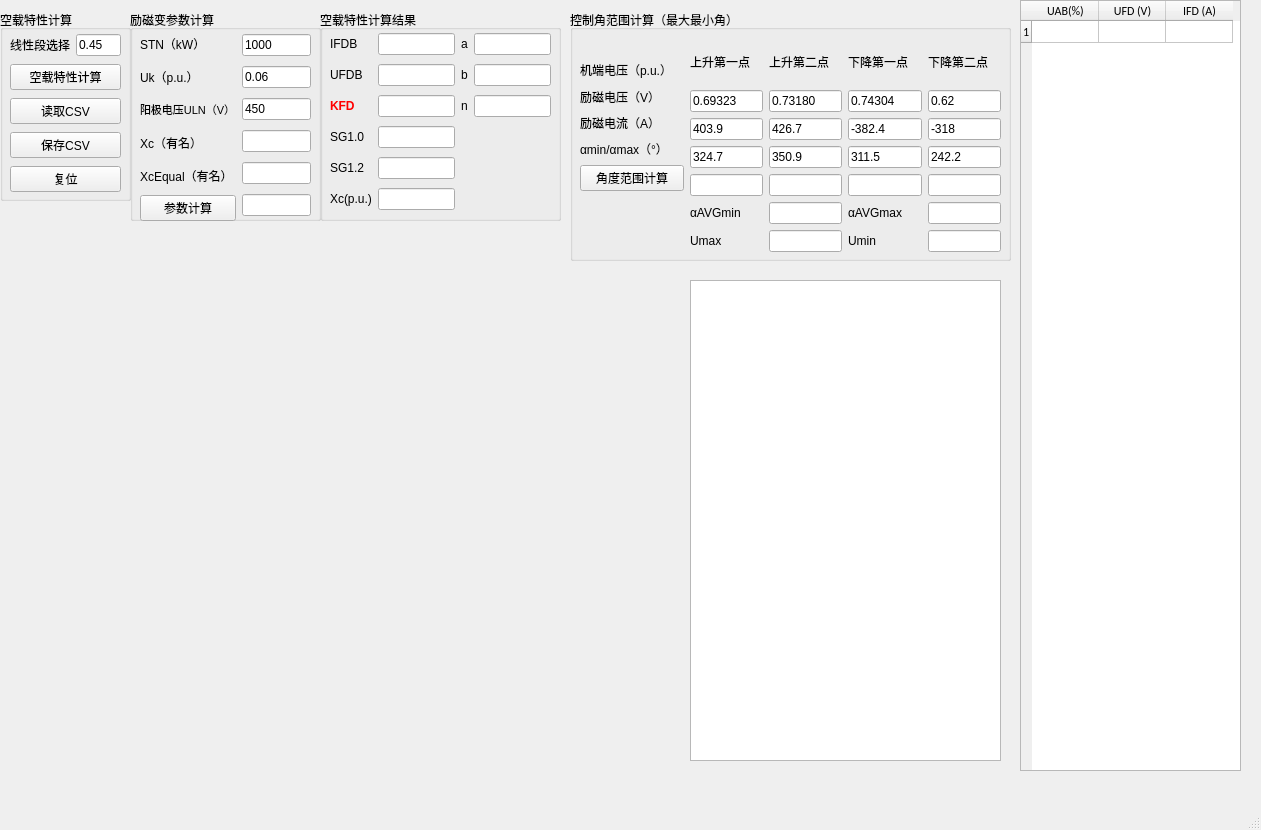
Qt form kongzaiQMainWindow.ui (fly1057/noloadcharacteristic) before a commit.
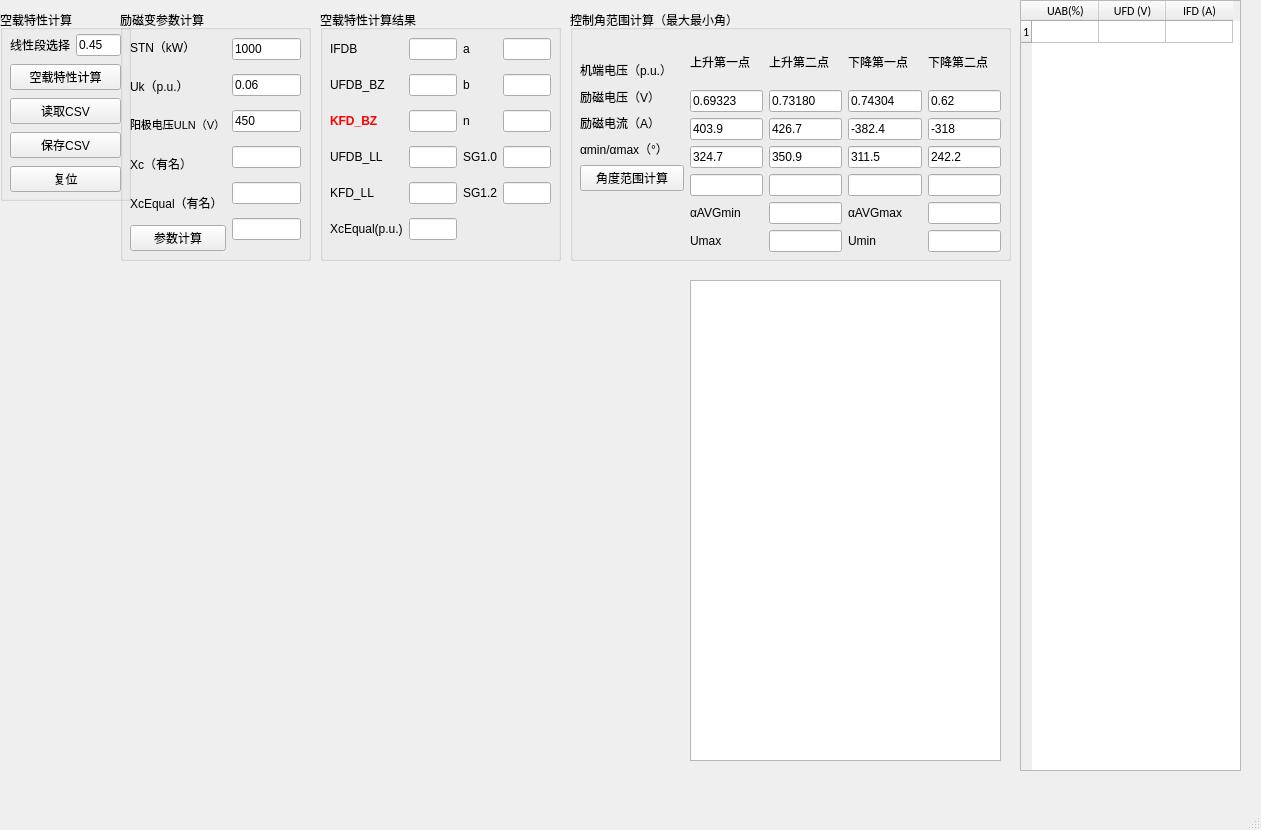
The same form after that commit.

```diff
--- a/kongzaiQMainWindow.ui
+++ b/kongzaiQMainWindow.ui
@@ -102,10 +102,10 @@
    <widget class="QGroupBox" name="groupBox_ExciterTransferCalculate">
     <property name="geometry">
      <rect>
-      <x>130</x>
+      <x>120</x>
       <y>10</y>
       <width>191</width>
-      <height>211</height>
+      <height>251</height>
      </rect>
     </property>
     <property name="title">
@@ -117,7 +117,7 @@
        <x>10</x>
        <y>20</y>
        <width>171</width>
-       <height>191</height>
+       <height>221</height>
       </rect>
      </property>
      <layout class="QHBoxLayout" name="horizontalLayout">
@@ -218,7 +218,11 @@
          </widget>
         </item>
         <item>
-         <widget class="QLineEdit" name="lineEdit_XcRealEqual"/>
+         <widget class="QLineEdit" name="lineEdit_XcRealEqual">
+          <property name="maxLength">
+           <number>7</number>
+          </property>
+         </widget>
         </item>
         <item>
          <widget class="QLineEdit" name="lineEdit_2"/>
@@ -638,7 +642,7 @@
       <x>320</x>
       <y>10</y>
       <width>241</width>
-      <height>211</height>
+      <height>251</height>
      </rect>
     </property>
     <property name="title">
@@ -650,7 +654,7 @@
        <x>10</x>
        <y>20</y>
        <width>221</width>
-       <height>188</height>
+       <height>221</height>
       </rect>
      </property>
      <layout class="QGridLayout" name="gridLayout_2">
@@ -685,7 +689,7 @@
       <item row="1" column="0">
        <widget class="QLabel" name="label_18">
         <property name="text">
-         <string>UFDB</string>
+         <string>UFDB_BZ</string>
         </property>
        </widget>
       </item>
@@ -783,7 +787,7 @@
          </font>
         </property>
         <property name="text">
-         <string>KFD</string>
+         <string>KFD_BZ</string>
         </property>
         <property name="textFormat">
          <enum>Qt::RichText</enum>
@@ -811,46 +815,80 @@
         </property>
        </widget>
       </item>
-      <item row="4" column="1">
-       <widget class="QLineEdit" name="lineEdit_SG120">
+      <item row="5" column="1">
+       <widget class="QLineEdit" name="lineEdit_XcEqualpu">
         <property name="maxLength">
          <number>7</number>
         </property>
        </widget>
       </item>
-      <item row="4" column="0">
-       <widget class="QLabel" name="label_31">
-        <property name="text">
-         <string>SG1.2</string>
-        </property>
-       </widget>
-      </item>
-      <item row="3" column="1">
+      <item row="3" column="3">
        <widget class="QLineEdit" name="lineEdit_SG100">
         <property name="maxLength">
          <number>7</number>
         </property>
        </widget>
       </item>
-      <item row="3" column="0">
+      <item row="3" column="2">
        <widget class="QLabel" name="label_28">
         <property name="text">
          <string>SG1.0</string>
         </property>
        </widget>
       </item>
+      <item row="4" column="3">
+       <widget class="QLineEdit" name="lineEdit_SG120">
+        <property name="maxLength">
+         <number>7</number>
+        </property>
+       </widget>
+      </item>
+      <item row="4" column="2">
+       <widget class="QLabel" name="label_31">
+        <property name="text">
+         <string>SG1.2</string>
+        </property>
+       </widget>
+      </item>
       <item row="5" column="0">
        <widget class="QLabel" name="label_6">
         <property name="text">
-         <string>Xc(p.u.)</string>
+         <string>XcEqual(p.u.)</string>
         </property>
         <property name="textFormat">
          <enum>Qt::PlainText</enum>
         </property>
        </widget>
       </item>
-      <item row="5" column="1">
-       <widget class="QLineEdit" name="lineEdit_Xcpu">
+      <item row="3" column="0">
+       <widget class="QLabel" name="label_23">
+        <property name="text">
+         <string>UFDB_LL</string>
+        </property>
+        <property name="textFormat">
+         <enum>Qt::PlainText</enum>
+        </property>
+       </widget>
+      </item>
+      <item row="4" column="0">
+       <widget class="QLabel" name="label_24">
+        <property name="text">
+         <string>KFD_LL</string>
+        </property>
+        <property name="textFormat">
+         <enum>Qt::PlainText</enum>
+        </property>
+       </widget>
+      </item>
+      <item row="3" column="1">
+       <widget class="QLineEdit" name="lineEdit_UFDB_LL">
+        <property name="maxLength">
+         <number>7</number>
+        </property>
+       </widget>
+      </item>
+      <item row="4" column="1">
+       <widget class="QLineEdit" name="lineEdit_KFD_LL">
         <property name="maxLength">
          <number>7</number>
         </property>
```
Left out of the diff: 4 changed lines with no effect on the pictures.
